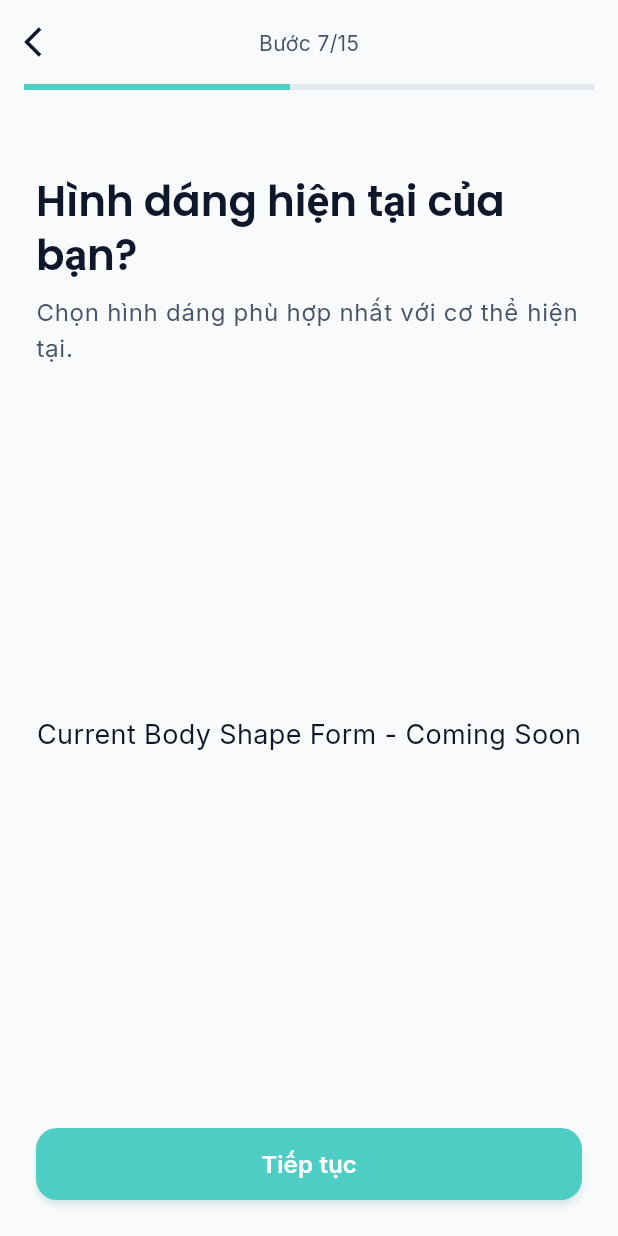
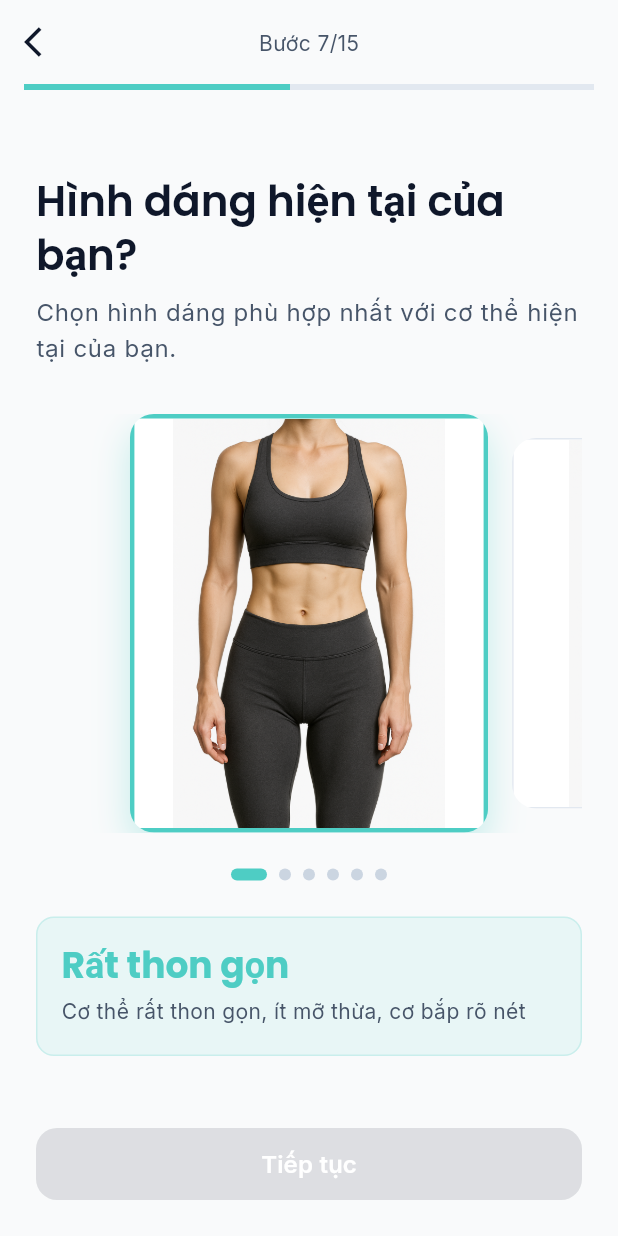
Before and after one commit to DuongVanTam/weight_loss, a Flutter app: the CurrentBodyShapePage screen opened by its route, on a phone screen of 412 x 824 dp. Run offline on Flutter 3.47's test engine with Material 3 defaults, Android fonts, the phone set to English and light mode, and no system bars; our stand-ins replace flutter_local_notifications, flutter_riverpod, freezed_annotation, go_router, google_fonts, riverpod_annotation and 2 more; accounts and stored records are empty; generated files the repository leaves out were written again.

Commit message:
body shape page

```diff
--- a/lib/core/models/user_profile.dart
+++ b/lib/core/models/user_profile.dart
@@ -40,14 +40,37 @@ enum WorkoutLocation {
 
 /// Enum for body shape (current and target)
 enum BodyShape {
-  apple('Táo'),
-  pear('Lê'),
-  hourglass('Đồng hồ cát'),
-  rectangle('Hình chữ nhật'),
-  triangle('Tam giác ngược');
+  shape1('Rất thon gọn', 'Cơ thể rất thon gọn, ít mỡ thừa, cơ bắp rõ nét'),
+  shape2('Thon gọn', 'Cơ thể thon gọn, tỷ lệ cân đối, ít mỡ thừa'),
+  shape3('Bình thường', 'Cơ thể bình thường, tỷ lệ cân đối, một chút mỡ thừa'),
+  shape4('Hơi đầy đặn', 'Cơ thể hơi đầy đặn, có mỡ thừa ở một số vùng'),
+  shape5('Đầy đặn', 'Cơ thể đầy đặn, mỡ thừa rõ rệt ở nhiều vùng'),
+  shape6('Rất đầy đặn', 'Cơ thể rất đầy đặn, cần giảm cân để cải thiện sức khỏe');
 
-  const BodyShape(this.displayName);
+  const BodyShape(this.displayName, this.description);
   final String displayName;
+  final String description;
+
+  /// Get the image asset path for this body shape
+  String get imagePath {
+    switch (this) {
+      case BodyShape.shape1:
+        return 'assets/images/body-shape/1.png';
+      case BodyShape.shape2:
+        return 'assets/images/body-shape/2.png';
+      case BodyShape.shape3:
+        return 'assets/images/body-shape/3.png';
+      case BodyShape.shape4:
+        return 'assets/images/body-shape/4.png';
+      case BodyShape.shape5:
+        return 'assets/images/body-shape/5.png';
+      case BodyShape.shape6:
+        return 'assets/images/body-shape/6.png';
+    }
+  }
+
+  /// Get the shape number (1-6)
+  int get shapeNumber => index + 1;
 }
 
 /// Enum for target areas to reduce fat
@@ -77,8 +100,8 @@ enum MealFrequency {
 /// Enum for equipment availability
 enum Equipment {
   dumbbells('Tạ đơn'),
-  resistance_bands('Dây kháng lực'),
-  yoga_mat('Thảm yoga'),
+  resistanceBands('Dây kháng lực'),
+  yogaMat('Thảm yoga'),
   kettlebells('Tạ ấm'),
   barbell('Tạ đòn'),
   none('Không có dụng cụ');
--- a/lib/features/onboarding/form/current_body_shape_page.dart
+++ b/lib/features/onboarding/form/current_body_shape_page.dart
@@ -2,6 +2,8 @@ import 'package:flutter/material.dart';
 import 'package:flutter_riverpod/flutter_riverpod.dart';
 import 'package:go_router/go_router.dart';
 import '../../../core/services/user_form_service.dart';
+import '../../../core/models/user_profile.dart';
+import '../../../shared/widgets/body_shape_selector.dart';
 import 'base_form_page.dart';
 
 class CurrentBodyShapePage extends BaseFormPage {
@@ -11,24 +13,28 @@ class CurrentBodyShapePage extends BaseFormPage {
   String get title => 'Hình dáng hiện tại của bạn?';
 
   @override
-  String get subtitle => 'Chọn hình dáng phù hợp nhất với cơ thể hiện tại.';
+  String get subtitle => 'Chọn hình dáng phù hợp nhất với cơ thể hiện tại của bạn.';
 
   @override
   int get stepNumber => 7;
 
   @override
   Widget buildFormContent(BuildContext context, WidgetRef ref) {
-    return const Center(
-      child: Text(
-        'Current Body Shape Form - Coming Soon',
-        style: TextStyle(fontSize: 18),
-      ),
+    final userProfile = ref.watch(userFormServiceProvider);
+
+    return BodyShapeSelector(
+      selectedShape: userProfile.currentBodyShape,
+      onShapeChanged: (BodyShape shape) {
+        final service = ref.read(userFormServiceProvider.notifier);
+        service.updateCurrentBodyShape(shape);
+      },
     );
   }
 
   @override
   bool isContinueEnabled(WidgetRef ref) {
-    return true; // Temporary
+    final userProfile = ref.watch(userFormServiceProvider);
+    return userProfile.currentBodyShape != null;
   }
 
   @override
--- a/lib/features/onboarding/form/target_body_shape_page.dart
+++ b/lib/features/onboarding/form/target_body_shape_page.dart
@@ -2,33 +2,39 @@ import 'package:flutter/material.dart';
 import 'package:flutter_riverpod/flutter_riverpod.dart';
 import 'package:go_router/go_router.dart';
 import '../../../core/services/user_form_service.dart';
+import '../../../core/models/user_profile.dart';
+import '../../../shared/widgets/body_shape_selector.dart';
 import 'base_form_page.dart';
 
 class TargetBodyShapePage extends BaseFormPage {
   const TargetBodyShapePage({super.key});
 
   @override
-  String get title => 'Hình dáng mong muốn?';
+  String get title => 'Hình dáng mục tiêu của bạn?';
 
   @override
-  String get subtitle => 'Hình dáng bạn muốn đạt được sau quá trình luyện tập.';
+  String get subtitle => 'Chọn hình dáng bạn muốn đạt được sau khi hoàn thành chương trình.';
 
   @override
   int get stepNumber => 8;
 
   @override
   Widget buildFormContent(BuildContext context, WidgetRef ref) {
-    return const Center(
-      child: Text(
-        'Target Body Shape Form - Coming Soon',
-        style: TextStyle(fontSize: 18),
-      ),
+    final userProfile = ref.watch(userFormServiceProvider);
+
+    return BodyShapeSelector(
+      selectedShape: userProfile.targetBodyShape,
+      onShapeChanged: (BodyShape shape) {
+        final service = ref.read(userFormServiceProvider.notifier);
+        service.updateTargetBodyShape(shape);
+      },
     );
   }
 
   @override
   bool isContinueEnabled(WidgetRef ref) {
-    return true; // Temporary
+    final userProfile = ref.watch(userFormServiceProvider);
+    return userProfile.targetBodyShape != null;
   }
 
   @override
--- /dev/null
+++ b/lib/shared/widgets/body_shape_selector.dart
@@ -0,0 +1,216 @@
+import 'package:flutter/material.dart';
+import '../../core/models/user_profile.dart';
+import '../../theme/app_colors.dart';
+import '../../theme/app_typography.dart';
+import '../../shared/styles/app_spacing.dart';
+
+/// Widget for selecting body shape with image slider, indicators, and description
+class BodyShapeSelector extends StatefulWidget {
+  const BodyShapeSelector({
+    super.key,
+    required this.selectedShape,
+    required this.onShapeChanged,
+  });
+
+  final BodyShape? selectedShape;
+  final ValueChanged<BodyShape> onShapeChanged;
+
+  @override
+  State<BodyShapeSelector> createState() => _BodyShapeSelectorState();
+}
+
+class _BodyShapeSelectorState extends State<BodyShapeSelector> {
+  late PageController _pageController;
+  int _currentIndex = 0;
+
+  final List<BodyShape> _bodyShapes = BodyShape.values;
+
+  @override
+  void initState() {
+    super.initState();
+    // Initialize with selected shape or first shape
+    if (widget.selectedShape != null) {
+      _currentIndex = _bodyShapes.indexOf(widget.selectedShape!);
+    }
+    _pageController = PageController(
+      initialPage: _currentIndex,
+      viewportFraction: 0.7, // Show part of adjacent images
+    );
+  }
+
+  @override
+  void dispose() {
+    _pageController.dispose();
+    super.dispose();
+  }
+
+  void _onPageChanged(int index) {
+    setState(() {
+      _currentIndex = index;
+    });
+    widget.onShapeChanged(_bodyShapes[index]);
+  }
+
+  void _goToPage(int index) {
+    _pageController.animateToPage(
+      index,
+      duration: const Duration(milliseconds: 300),
+      curve: Curves.easeInOut,
+    );
+  }
+
+  @override
+  Widget build(BuildContext context) {
+    return Column(
+      children: [
+        // Image slider
+        Expanded(
+          flex: 3,
+          child: PageView.builder(
+            controller: _pageController,
+            onPageChanged: _onPageChanged,
+            itemCount: _bodyShapes.length,
+            itemBuilder: (context, index) {
+              final shape = _bodyShapes[index];
+              final isActive = index == _currentIndex;
+
+              return AnimatedContainer(
+                duration: const Duration(milliseconds: 200),
+                margin: EdgeInsets.symmetric(
+                  horizontal: AppSpacing.s,
+                  vertical: isActive ? 0 : AppSpacing.m,
+                ),
+                decoration: BoxDecoration(
+                  borderRadius: BorderRadius.circular(16),
+                  boxShadow: isActive
+                    ? [
+                        BoxShadow(
+                          color: AppColors.primary.withValues(alpha: 0.3),
+                          blurRadius: 20,
+                          offset: const Offset(0, 10),
+                        ),
+                      ]
+                    : [],
+                ),
+                child: ClipRRect(
+                  borderRadius: BorderRadius.circular(16),
+                  child: Container(
+                    decoration: BoxDecoration(
+                      color: Colors.white,
+                      border: isActive
+                        ? Border.all(color: AppColors.primary, width: 3)
+                        : Border.all(color: AppColors.gray200, width: 1),
+                    ),
+                    child: Image.asset(
+                      shape.imagePath,
+                      fit: BoxFit.contain,
+                      errorBuilder: (context, error, stackTrace) {
+                        // Debug: Print error information
+                        debugPrint('Failed to load image: ${shape.imagePath}');
+                        debugPrint('Error: $error');
+                        return Container(
+                          color: AppColors.gray100,
+                          child: Column(
+                            mainAxisAlignment: MainAxisAlignment.center,
+                            children: [
+                              Icon(
+                                Icons.person,
+                                size: 80,
+                                color: AppColors.gray400,
+                              ),
+                              const SizedBox(height: AppSpacing.s),
+                              Text(
+                                'Hình ${shape.shapeNumber}',
+                                style: AppTypography.bodyMedium.copyWith(
+                                  color: AppColors.gray600,
+                                ),
+                              ),
+                              const SizedBox(height: AppSpacing.xs),
+                              Text(
+                                shape.imagePath,
+                                style: AppTypography.bodySmall.copyWith(
+                                  color: AppColors.gray500,
+                                  fontSize: 10,
+                                ),
+                                textAlign: TextAlign.center,
+                              ),
+                            ],
+                          ),
+                        );
+                      },
+                    ),
+                  ),
+                ),
+              );
+            },
+          ),
+        ),
+
+        const SizedBox(height: AppSpacing.l),
+
+        // Page indicators
+        Row(
+          mainAxisAlignment: MainAxisAlignment.center,
+          children: List.generate(
+            _bodyShapes.length,
+            (index) => GestureDetector(
+              onTap: () => _goToPage(index),
+              child: AnimatedContainer(
+                duration: const Duration(milliseconds: 200),
+                margin: const EdgeInsets.symmetric(horizontal: 4),
+                width: index == _currentIndex ? 24 : 8,
+                height: 8,
+                decoration: BoxDecoration(
+                  color: index == _currentIndex
+                    ? AppColors.primary
+                    : AppColors.gray300,
+                  borderRadius: BorderRadius.circular(4),
+                ),
+              ),
+            ),
+          ),
+        ),
+
+        const SizedBox(height: AppSpacing.l),
+
+        // Description box
+        Expanded(
+          flex: 1,
+          child: Container(
+            width: double.infinity,
+            padding: const EdgeInsets.all(AppSpacing.m),
+            decoration: BoxDecoration(
+              color: AppColors.primary.withValues(alpha: 0.1),
+              borderRadius: BorderRadius.circular(12),
+              border: Border.all(
+                color: AppColors.primary.withValues(alpha: 0.2),
+              ),
+            ),
+            child: Column(
+              crossAxisAlignment: CrossAxisAlignment.start,
+              children: [
+                Text(
+                  _bodyShapes[_currentIndex].displayName,
+                  style: AppTypography.headlineSmall.copyWith(
+                    color: AppColors.primary,
+                    fontWeight: FontWeight.bold,
+                  ),
+                ),
+                const SizedBox(height: AppSpacing.xs),
+                Expanded(
+                  child: Text(
+                    _bodyShapes[_currentIndex].description,
+                    style: AppTypography.bodyMedium.copyWith(
+                      color: AppColors.textSecondary,
+                      height: 1.4,
+                    ),
+                  ),
+                ),
+              ],
+            ),
+          ),
+        ),
+      ],
+    );
+  }
+}
--- a/pubspec.yaml
+++ b/pubspec.yaml
@@ -57,4 +57,5 @@ flutter:
   assets:
     - lib/data/mock/
     - assets/images/
+    - assets/images/body-shape/
     - assets/icons/
```
Also changed, not shown: assets/images/body-shape/1.png (added), assets/images/body-shape/2.png (added), assets/images/body-shape/3.png (added), assets/images/body-shape/4.png (added), assets/images/body-shape/5.png (added), lib/core/models/user_profile.g.dart, 1 other file.
